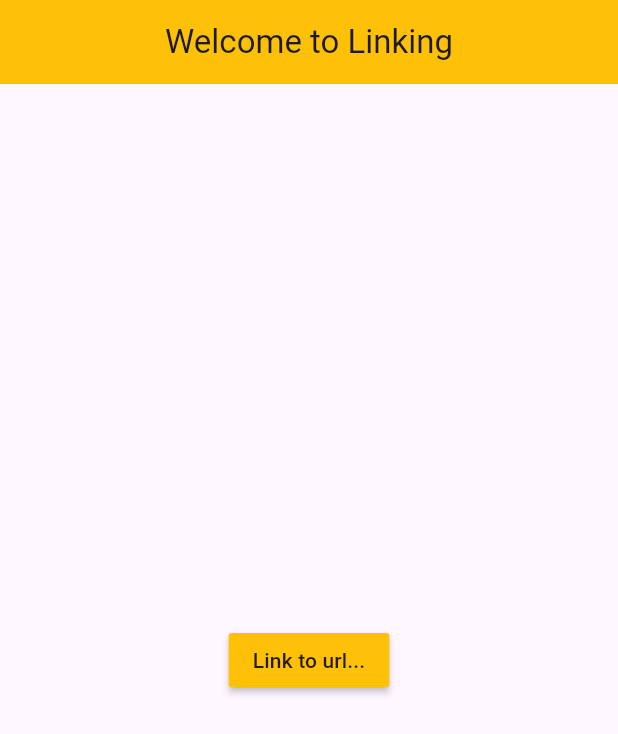
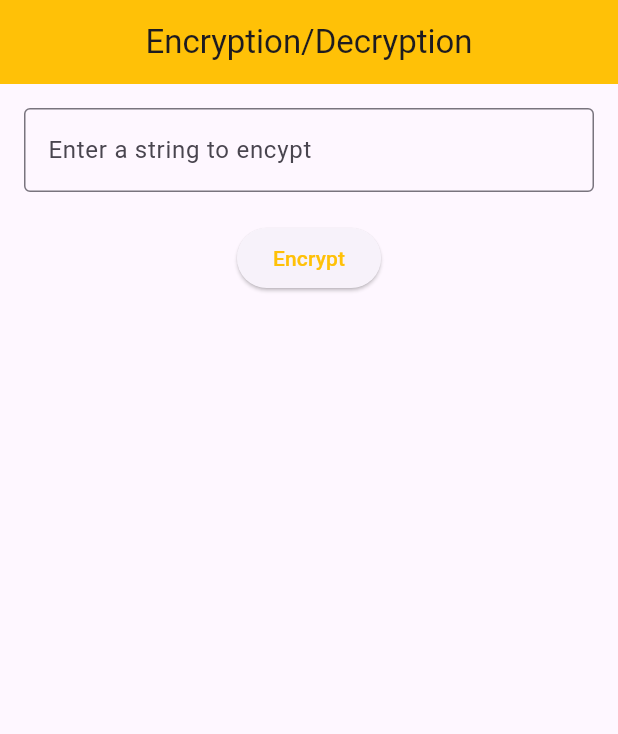
Before and after one commit to Oabanjo01/Stage0-task, a Flutter app: the screen it shows after launch, on a phone screen of 412 x 824 dp. Shown: the top 734 px of the screen. Run offline on Flutter 3.47's test engine with Material 3 defaults, Android fonts, the phone set to English and light mode, and no system bars; our stand-ins replace flutter_dotenv.

Commit message:
stage 1 hng

```diff
--- a/lib/main.dart
+++ b/lib/main.dart
@@ -1,54 +1,31 @@
 import 'dart:async';
 import 'package:flutter/material.dart';
-import 'package:url_launcher/link.dart';
-import 'package:url_launcher/url_launcher.dart';
+import 'package:stage0_task/views/cipherForm.dart';
+import 'package:flutter_dotenv/flutter_dotenv.dart';
 
-void main() {
+Future main() async {
+  await dotenv.load(fileName: ".env");
+
   runApp(const MainApp());
 }
 
 class MainApp extends StatelessWidget {
   const MainApp({super.key});
 
-  Future<void> _launchURL() async {
-    final Uri url = Uri.parse('https://hng.tech/hire/flutter-developers');
-    if (!await launchUrl(
-      url,
-      mode: LaunchMode.externalApplication,
-    )) {
-      debugPrint('Hereee === Issue');
-      throw Exception('Could not launch $url');
-    } else {
-      try {
-        debugPrint('Hereee === $url');
-        await launchUrl(
-          url,
-          mode: LaunchMode.externalApplication,
-        );
-      } catch (e) {
-        debugPrint('Error launching URL: $e');
-      }
-    }
-  }
-
   @override
   Widget build(BuildContext context) {
     return MaterialApp(
       debugShowCheckedModeBanner: false,
-      home: Scaffold(
-        appBar: AppBar(
-          centerTitle: true,
-          backgroundColor: Colors.amber,
-          title: (Text("Welcome to Linking")),
-        ),
-        body: Center(
-          child: MaterialButton(
-            onPressed: _launchURL,
-            color: Colors.amber,
-            child: Text("Link to url..."),
+      theme: ThemeData(
+        primarySwatch: Colors.amber,
+        inputDecorationTheme: InputDecorationTheme(
+          focusedBorder: OutlineInputBorder(
+            borderSide: BorderSide(color: Colors.amber, width: 2.0),
           ),
+          border: const OutlineInputBorder(),
         ),
       ),
+      home: StringInputForm(),
     );
   }
 }
--- /dev/null
+++ b/lib/views/cipherForm.dart
@@ -0,0 +1,158 @@
+import 'package:flutter/material.dart';
+import 'package:flutter_dotenv/flutter_dotenv.dart';
+import 'package:stage0_task/utils/crypt.dart';
+
+class StringInputForm extends StatefulWidget {
+  const StringInputForm({super.key});
+
+  @override
+  _StringInputFormState createState() => _StringInputFormState();
+}
+
+class _StringInputFormState extends State<StringInputForm> {
+  final _formKey = GlobalKey<FormState>();
+
+  final TextEditingController _textController = TextEditingController();
+  final FocusNode _focusNode = FocusNode();
+
+  String? _encryptedValue;
+  String? _decryptedValue;
+
+  @override
+  void dispose() {
+    _textController.dispose();
+    _focusNode.dispose();
+    super.dispose();
+  }
+
+  void _encryptInput() {
+    String? secretKey = dotenv.env['SECRET_KEY'];
+    if (secretKey == null || secretKey.isEmpty) {
+      ScaffoldMessenger.of(context).showSnackBar(
+        const SnackBar(content: Text("Error: SECRET_KEY not found")),
+      );
+      return;
+    }
+
+    setState(() {
+      _encryptedValue = SimpleCipher.encrypt(_textController.text, secretKey);
+      _decryptedValue = null; // Reset decrypted value
+    });
+    print("heree");
+    _textController.clear();
+  }
+
+  void _decryptInput() {
+    String? secretKey = dotenv.env['SECRET_KEY'];
+    if (secretKey == null || secretKey.isEmpty) {
+      ScaffoldMessenger.of(context).showSnackBar(
+        const SnackBar(content: Text("Error: SECRET_KEY not found")),
+      );
+      return;
+    }
+
+    setState(() {
+      _decryptedValue = SimpleCipher.decrypt(_encryptedValue ?? "", secretKey);
+    });
+  }
+
+  @override
+  Widget build(BuildContext context) {
+    return GestureDetector(
+      onTap: () {
+        _focusNode.unfocus();
+      },
+      child: Scaffold(
+        appBar: AppBar(
+          centerTitle: true,
+          backgroundColor: Colors.amber,
+          title: (Text("Encryption/Decryption")),
+        ),
+        body: SingleChildScrollView(
+          child: Padding(
+            padding: const EdgeInsets.all(16.0),
+            child: Form(
+              key: _formKey,
+              child: Column(
+                crossAxisAlignment: CrossAxisAlignment.start,
+                children: [
+                  TextFormField(
+                    controller: _textController,
+                    decoration: const InputDecoration(
+                      labelText: 'Enter a string to encypt',
+                      border: OutlineInputBorder(),
+                    ),
+                    focusNode: _focusNode,
+                    validator: (value) {
+                      if (value == null || value.isEmpty) {
+                        return 'Please enter some text';
+                      }
+                      return null;
+                    },
+                  ),
+                  const SizedBox(height: 20),
+                  Center(
+                    child: ElevatedButton(
+                      onPressed: () {
+                        if (_formKey.currentState!.validate()) {
+                          _encryptInput();
+                        }
+                      },
+                      child: const Text(
+                        'Encrypt',
+                        style: TextStyle(color: Colors.amber),
+                      ),
+                    ),
+                  ),
+                  if (_encryptedValue != null)
+                    Center(
+                      child: Padding(
+                        padding: const EdgeInsets.only(top: 100),
+                        child: Column(
+                          children: [
+                            const Text(
+                              "Encrypted String:",
+                              style: TextStyle(fontSize: 18),
+                            ),
+                            SelectableText(
+                              _encryptedValue!,
+                              style: const TextStyle(
+                                  fontSize: 18, color: Colors.blue),
+                            ),
+                            const SizedBox(height: 10),
+                            ElevatedButton(
+                              onPressed: _decryptInput,
+                              child: const Text("Decrypt"),
+                            ),
+                          ],
+                        ),
+                      ),
+                    ),
+                  if (_decryptedValue != null)
+                    Center(
+                      child: Padding(
+                        padding: const EdgeInsets.only(top: 20),
+                        child: Column(
+                          children: [
+                            const Text(
+                              "Decrypted String:",
+                              style: TextStyle(fontSize: 18),
+                            ),
+                            SelectableText(
+                              _decryptedValue!,
+                              style: const TextStyle(
+                                  fontSize: 18, color: Colors.green),
+                            ),
+                          ],
+                        ),
+                      ),
+                    ),
+                ],
+              ),
+            ),
+          ),
+        ),
+      ),
+    );
+  }
+}
--- a/pubspec.yaml
+++ b/pubspec.yaml
@@ -9,6 +9,7 @@ environment:
 dependencies:
   flutter:
     sdk: flutter
+  flutter_dotenv: ^5.2.1
   url_launcher: ^6.3.1
 
 dev_dependencies:
@@ -18,3 +19,5 @@ dev_dependencies:
 
 flutter:
   uses-material-design: true
+  assets:
+  - .env
```
Also changed, not shown: lib/utils/crypt.dart (added, +31 -0 lines), lib/utils/launchUrl.dart (added, +21 -0 lines), pubspec.lock, 1 other file.
